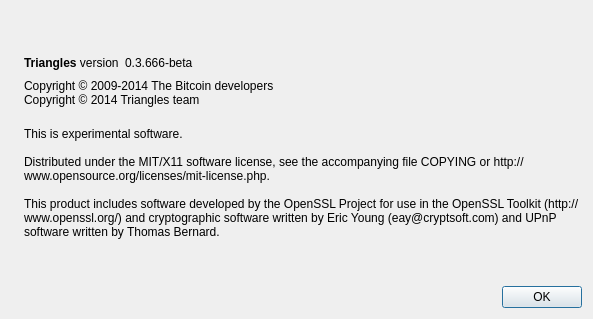
This is src/qt/forms/aboutdialog.ui in wurstgelee/triangles as Qt 5 draws it before an edit. The edited form follows.
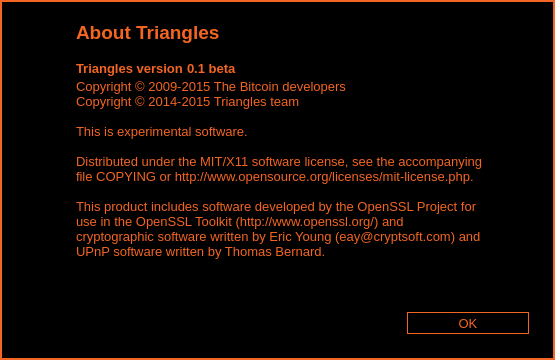
This is the edited form. Icons and pictures are not drawn.

```diff
--- a/src/qt/forms/aboutdialog.ui
+++ b/src/qt/forms/aboutdialog.ui
@@ -6,144 +6,1200 @@
    <rect>
     <x>0</x>
     <y>0</y>
-    <width>593</width>
-    <height>319</height>
+    <width>555</width>
+    <height>360</height>
    </rect>
   </property>
+  <property name="minimumSize">
+   <size>
+    <width>555</width>
+    <height>360</height>
+   </size>
+  </property>
+  <property name="maximumSize">
+   <size>
+    <width>555</width>
+    <height>372</height>
+   </size>
+  </property>
+  <property name="palette">
+   <palette>
+    <active>
+     <colorrole role="WindowText">
+      <brush brushstyle="SolidPattern">
+       <color alpha="255">
+        <red>242</red>
+        <green>101</green>
+        <blue>34</blue>
+       </color>
+      </brush>
+     </colorrole>
+     <colorrole role="Button">
+      <brush brushstyle="SolidPattern">
+       <color alpha="255">
+        <red>0</red>
+        <green>0</green>
+        <blue>0</blue>
+       </color>
+      </brush>
+     </colorrole>
+     <colorrole role="Light">
+      <brush brushstyle="SolidPattern">
+       <color alpha="255">
+        <red>255</red>
+        <green>180</green>
+        <blue>144</blue>
+       </color>
+      </brush>
+     </colorrole>
+     <colorrole role="Midlight">
+      <brush brushstyle="SolidPattern">
+       <color alpha="255">
+        <red>248</red>
+        <green>140</green>
+        <blue>89</blue>
+       </color>
+      </brush>
+     </colorrole>
+     <colorrole role="Dark">
+      <brush brushstyle="SolidPattern">
+       <color alpha="255">
+        <red>121</red>
+        <green>50</green>
+        <blue>17</blue>
+       </color>
+      </brush>
+     </colorrole>
+     <colorrole role="Mid">
+      <brush brushstyle="SolidPattern">
+       <color alpha="255">
+        <red>161</red>
+        <green>67</green>
+        <blue>22</blue>
+       </color>
+      </brush>
+     </colorrole>
+     <colorrole role="Text">
+      <brush brushstyle="SolidPattern">
+       <color alpha="255">
+        <red>0</red>
+        <green>0</green>
+        <blue>0</blue>
+       </color>
+      </brush>
+     </colorrole>
+     <colorrole role="BrightText">
+      <brush brushstyle="SolidPattern">
+       <color alpha="255">
+        <red>255</red>
+        <green>255</green>
+        <blue>255</blue>
+       </color>
+      </brush>
+     </colorrole>
+     <colorrole role="ButtonText">
+      <brush brushstyle="SolidPattern">
+       <color alpha="255">
+        <red>0</red>
+        <green>0</green>
+        <blue>0</blue>
+       </color>
+      </brush>
+     </colorrole>
+     <colorrole role="Base">
+      <brush brushstyle="SolidPattern">
+       <color alpha="255">
+        <red>0</red>
+        <green>0</green>
+        <blue>0</blue>
+       </color>
+      </brush>
+     </colorrole>
+     <colorrole role="Window">
+      <brush brushstyle="SolidPattern">
+       <color alpha="255">
+        <red>0</red>
+        <green>0</green>
+        <blue>0</blue>
+       </color>
+      </brush>
+     </colorrole>
+     <colorrole role="Shadow">
+      <brush brushstyle="SolidPattern">
+       <color alpha="255">
+        <red>0</red>
+        <green>0</green>
+        <blue>0</blue>
+       </color>
+      </brush>
+     </colorrole>
+     <colorrole role="AlternateBase">
+      <brush brushstyle="SolidPattern">
+       <color alpha="255">
+        <red>248</red>
+        <green>178</green>
+        <blue>144</blue>
+       </color>
+      </brush>
+     </colorrole>
+     <colorrole role="ToolTipBase">
+      <brush brushstyle="SolidPattern">
+       <color alpha="255">
+        <red>255</red>
+        <green>255</green>
+        <blue>220</blue>
+       </color>
+      </brush>
+     </colorrole>
+     <colorrole role="ToolTipText">
+      <brush brushstyle="SolidPattern">
+       <color alpha="255">
+        <red>0</red>
+        <green>0</green>
+        <blue>0</blue>
+       </color>
+      </brush>
+     </colorrole>
+    </active>
+    <inactive>
+     <colorrole role="WindowText">
+      <brush brushstyle="SolidPattern">
+       <color alpha="255">
+        <red>242</red>
+        <green>101</green>
+        <blue>34</blue>
+       </color>
+      </brush>
+     </colorrole>
+     <colorrole role="Button">
+      <brush brushstyle="SolidPattern">
+       <color alpha="255">
+        <red>0</red>
+        <green>0</green>
+        <blue>0</blue>
+       </color>
+      </brush>
+     </colorrole>
+     <colorrole role="Light">
+      <brush brushstyle="SolidPattern">
+       <color alpha="255">
+        <red>255</red>
+        <green>180</green>
+        <blue>144</blue>
+       </color>
+      </brush>
+     </colorrole>
+     <colorrole role="Midlight">
+      <brush brushstyle="SolidPattern">
+       <color alpha="255">
+        <red>248</red>
+        <green>140</green>
+        <blue>89</blue>
+       </color>
+      </brush>
+     </colorrole>
+     <colorrole role="Dark">
+      <brush brushstyle="SolidPattern">
+       <color alpha="255">
+        <red>121</red>
+        <green>50</green>
+        <blue>17</blue>
+       </color>
+      </brush>
+     </colorrole>
+     <colorrole role="Mid">
+      <brush brushstyle="SolidPattern">
+       <color alpha="255">
+        <red>161</red>
+        <green>67</green>
+        <blue>22</blue>
+       </color>
+      </brush>
+     </colorrole>
+     <colorrole role="Text">
+      <brush brushstyle="SolidPattern">
+       <color alpha="255">
+        <red>0</red>
+        <green>0</green>
+        <blue>0</blue>
+       </color>
+      </brush>
+     </colorrole>
+     <colorrole role="BrightText">
+      <brush brushstyle="SolidPattern">
+       <color alpha="255">
+        <red>255</red>
+        <green>255</green>
+        <blue>255</blue>
+       </color>
+      </brush>
+     </colorrole>
+     <colorrole role="ButtonText">
+      <brush brushstyle="SolidPattern">
+       <color alpha="255">
+        <red>0</red>
+        <green>0</green>
+        <blue>0</blue>
+       </color>
+      </brush>
+     </colorrole>
+     <colorrole role="Base">
+      <brush brushstyle="SolidPattern">
+       <color alpha="255">
+        <red>0</red>
+        <green>0</green>
+        <blue>0</blue>
+       </color>
+      </brush>
+     </colorrole>
+     <colorrole role="Window">
+      <brush brushstyle="SolidPattern">
+       <color alpha="255">
+        <red>0</red>
+        <green>0</green>
+        <blue>0</blue>
+       </color>
+      </brush>
+     </colorrole>
+     <colorrole role="Shadow">
+      <brush brushstyle="SolidPattern">
+       <color alpha="255">
+        <red>0</red>
+        <green>0</green>
+        <blue>0</blue>
+       </color>
+      </brush>
+     </colorrole>
+     <colorrole role="AlternateBase">
+      <brush brushstyle="SolidPattern">
+       <color alpha="255">
+        <red>248</red>
+        <green>178</green>
+        <blue>144</blue>
+       </color>
+      </brush>
+     </colorrole>
+     <colorrole role="ToolTipBase">
+      <brush brushstyle="SolidPattern">
+       <color alpha="255">
+        <red>255</red>
+        <green>255</green>
+        <blue>220</blue>
+       </color>
+      </brush>
+     </colorrole>
+     <colorrole role="ToolTipText">
+      <brush brushstyle="SolidPattern">
+       <color alpha="255">
+        <red>0</red>
+        <green>0</green>
+        <blue>0</blue>
+       </color>
+      </brush>
+     </colorrole>
+    </inactive>
+    <disabled>
+     <colorrole role="WindowText">
+      <brush brushstyle="SolidPattern">
+       <color alpha="255">
+        <red>121</red>
+        <green>50</green>
+        <blue>17</blue>
+       </color>
+      </brush>
+     </colorrole>
+     <colorrole role="Button">
+      <brush brushstyle="SolidPattern">
+       <color alpha="255">
+        <red>0</red>
+        <green>0</green>
+        <blue>0</blue>
+       </color>
+      </brush>
+     </colorrole>
+     <colorrole role="Light">
+      <brush brushstyle="SolidPattern">
+       <color alpha="255">
+        <red>255</red>
+        <green>180</green>
+        <blue>144</blue>
+       </color>
+      </brush>
+     </colorrole>
+     <colorrole role="Midlight">
+      <brush brushstyle="SolidPattern">
+       <color alpha="255">
+        <red>248</red>
+        <green>140</green>
+        <blue>89</blue>
+       </color>
+      </brush>
+     </colorrole>
+     <colorrole role="Dark">
+      <brush brushstyle="SolidPattern">
+       <color alpha="255">
+        <red>121</red>
+        <green>50</green>
+        <blue>17</blue>
+       </color>
+      </brush>
+     </colorrole>
+     <colorrole role="Mid">
+      <brush brushstyle="SolidPattern">
+       <color alpha="255">
+        <red>161</red>
+        <green>67</green>
+        <blue>22</blue>
+       </color>
+      </brush>
+     </colorrole>
+     <colorrole role="Text">
+      <brush brushstyle="SolidPattern">
+       <color alpha="255">
+        <red>121</red>
+        <green>50</green>
+        <blue>17</blue>
+       </color>
+      </brush>
+     </colorrole>
+     <colorrole role="BrightText">
+      <brush brushstyle="SolidPattern">
+       <color alpha="255">
+        <red>255</red>
+        <green>255</green>
+        <blue>255</blue>
+       </color>
+      </brush>
+     </colorrole>
+     <colorrole role="ButtonText">
+      <brush brushstyle="SolidPattern">
+       <color alpha="255">
+        <red>121</red>
+        <green>50</green>
+        <blue>17</blue>
+       </color>
+      </brush>
+     </colorrole>
+     <colorrole role="Base">
+      <brush brushstyle="SolidPattern">
+       <color alpha="255">
+        <red>0</red>
+        <green>0</green>
+        <blue>0</blue>
+       </color>
+      </brush>
+     </colorrole>
+     <colorrole role="Window">
+      <brush brushstyle="SolidPattern">
+       <color alpha="255">
+        <red>0</red>
+        <green>0</green>
+        <blue>0</blue>
+       </color>
+      </brush>
+     </colorrole>
+     <colorrole role="Shadow">
+      <brush brushstyle="SolidPattern">
+       <color alpha="255">
+        <red>0</red>
+        <green>0</green>
+        <blue>0</blue>
+       </color>
+      </brush>
+     </colorrole>
+     <colorrole role="AlternateBase">
+      <brush brushstyle="SolidPattern">
+       <color alpha="255">
+        <red>242</red>
+        <green>101</green>
+        <blue>34</blue>
+       </color>
+      </brush>
+     </colorrole>
+     <colorrole role="ToolTipBase">
+      <brush brushstyle="SolidPattern">
+       <color alpha="255">
+        <red>255</red>
+        <green>255</green>
+        <blue>220</blue>
+       </color>
+      </brush>
+     </colorrole>
+     <colorrole role="ToolTipText">
+      <brush brushstyle="SolidPattern">
+       <color alpha="255">
+        <red>0</red>
+        <green>0</green>
+        <blue>0</blue>
+       </color>
+      </brush>
+     </colorrole>
+    </disabled>
+   </palette>
+  </property>
   <property name="windowTitle">
    <string>About Triangles</string>
   </property>
-  <layout class="QHBoxLayout" name="horizontalLayout_2">
+  <property name="styleSheet">
+   <string notr="true">QLabel {
+	color: #f26522;
+}
+
+QDialog {
+	background-color: #000;
+	border: 2px solid #f26522;
+}
+
+</string>
+  </property>
+  <layout class="QVBoxLayout" name="verticalLayout_2">
+   <property name="spacing">
+    <number>0</number>
+   </property>
+   <property name="leftMargin">
+    <number>6</number>
+   </property>
+   <property name="topMargin">
+    <number>6</number>
+   </property>
+   <property name="rightMargin">
+    <number>6</number>
+   </property>
+   <property name="bottomMargin">
+    <number>6</number>
+   </property>
    <item>
-    <widget class="QLabel" name="label_4">
-     <property name="sizePolicy">
-      <sizepolicy hsizetype="Preferred" vsizetype="Ignored">
-       <horstretch>0</horstretch>
-       <verstretch>0</verstretch>
-      </sizepolicy>
+    <widget class="QFrame" name="frame">
+     <property name="styleSheet">
+      <string notr="true">#frame {
+	background-color: #000;
+    border-style: 2 px solid #f26522;
+}</string>
      </property>
-     <property name="pixmap">
-      <pixmap resource="../triangles.qrc">:/images/about</pixmap>
+     <property name="frameShape">
+      <enum>QFrame::StyledPanel</enum>
      </property>
-    </widget>
-   </item>
-   <item>
-    <layout class="QVBoxLayout" name="verticalLayout_2">
-     <item>
-      <spacer name="verticalSpacer_2">
-       <property name="orientation">
-        <enum>Qt::Vertical</enum>
-       </property>
-       <property name="sizeHint" stdset="0">
-        <size>
-         <width>20</width>
-         <height>40</height>
-        </size>
-       </property>
-      </spacer>
-     </item>
-     <item>
-      <layout class="QHBoxLayout" name="horizontalLayout">
-       <item>
-        <widget class="QLabel" name="label">
-         <property name="cursor">
-          <cursorShape>IBeamCursor</cursorShape>
-         </property>
-         <property name="text">
-          <string>&lt;b&gt;Triangles&lt;/b&gt; version</string>
-         </property>
-         <property name="textInteractionFlags">
-          <set>Qt::LinksAccessibleByMouse|Qt::TextSelectableByKeyboard|Qt::TextSelectableByMouse</set>
-         </property>
-        </widget>
-       </item>
-       <item>
-        <widget class="QLabel" name="versionLabel">
-         <property name="cursor">
-          <cursorShape>IBeamCursor</cursorShape>
-         </property>
-         <property name="text">
-          <string notr="true">0.3.666-beta</string>
-         </property>
-         <property name="textInteractionFlags">
-          <set>Qt::LinksAccessibleByMouse|Qt::TextSelectableByKeyboard|Qt::TextSelectableByMouse</set>
-         </property>
-        </widget>
-       </item>
-       <item>
-        <spacer name="horizontalSpacer">
-         <property name="orientation">
-          <enum>Qt::Horizontal</enum>
-         </property>
-         <property name="sizeHint" stdset="0">
-          <size>
-           <width>40</width>
-           <height>20</height>
-          </size>
-         </property>
-        </spacer>
-       </item>
-      </layout>
-     </item>
-     <item>
-      <widget class="QLabel" name="copyrightLabel">
-       <property name="cursor">
-        <cursorShape>IBeamCursor</cursorShape>
-       </property>
-       <property name="text">
-        <string>Copyright © 2009-2014 The Bitcoin developers
-Copyright © 2014 Triangles team</string>
-       </property>
-       <property name="textInteractionFlags">
-        <set>Qt::LinksAccessibleByMouse|Qt::TextSelectableByKeyboard|Qt::TextSelectableByMouse</set>
-       </property>
-      </widget>
-     </item>
-     <item>
-      <widget class="QLabel" name="label_2">
-       <property name="cursor">
-        <cursorShape>IBeamCursor</cursorShape>
-       </property>
-       <property name="text">
-        <string>
+     <property name="frameShadow">
+      <enum>QFrame::Raised</enum>
+     </property>
+     <layout class="QVBoxLayout" name="verticalLayout">
+      <property name="spacing">
+       <number>0</number>
+      </property>
+      <property name="leftMargin">
+       <number>0</number>
+      </property>
+      <property name="topMargin">
+       <number>0</number>
+      </property>
+      <property name="rightMargin">
+       <number>0</number>
+      </property>
+      <property name="bottomMargin">
+       <number>0</number>
+      </property>
+      <item>
+       <widget class="QWidget" name="wCaption" native="true">
+        <property name="minimumSize">
+         <size>
+          <width>0</width>
+          <height>38</height>
+         </size>
+        </property>
+        <property name="maximumSize">
+         <size>
+          <width>16777215</width>
+          <height>35</height>
+         </size>
+        </property>
+        <property name="styleSheet">
+         <string notr="true">#wCaption {
+	background-color: #000;
+}</string>
+        </property>
+        <property name="is_header" stdset="0">
+         <bool>true</bool>
+        </property>
+        <layout class="QHBoxLayout" name="horizontalLayout_3">
+         <item>
+          <widget class="QLabel" name="lbTitleIcon">
+           <property name="sizePolicy">
+            <sizepolicy hsizetype="Preferred" vsizetype="Preferred">
+             <horstretch>0</horstretch>
+             <verstretch>0</verstretch>
+            </sizepolicy>
+           </property>
+           <property name="minimumSize">
+            <size>
+             <width>30</width>
+             <height>30</height>
+            </size>
+           </property>
+           <property name="maximumSize">
+            <size>
+             <width>30</width>
+             <height>30</height>
+            </size>
+           </property>
+           <property name="text">
+            <string/>
+           </property>
+           <property name="pixmap">
+            <pixmap resource="../triangles.qrc">:/icons/toolbar</pixmap>
+           </property>
+          </widget>
+         </item>
+         <item>
+          <spacer name="horizontalSpacer_224">
+           <property name="orientation">
+            <enum>Qt::Horizontal</enum>
+           </property>
+           <property name="sizeType">
+            <enum>QSizePolicy::Fixed</enum>
+           </property>
+           <property name="sizeHint" stdset="0">
+            <size>
+             <width>25</width>
+             <height>14</height>
+            </size>
+           </property>
+          </spacer>
+         </item>
+         <item>
+          <widget class="QLabel" name="label_aboutTriangles">
+           <property name="minimumSize">
+            <size>
+             <width>400</width>
+             <height>32</height>
+            </size>
+           </property>
+           <property name="baseSize">
+            <size>
+             <width>409</width>
+             <height>36</height>
+            </size>
+           </property>
+           <property name="font">
+            <font>
+             <pointsize>14</pointsize>
+             <weight>75</weight>
+             <bold>true</bold>
+             <stylestrategy>PreferAntialias</stylestrategy>
+            </font>
+           </property>
+           <property name="lineWidth">
+            <number>2</number>
+           </property>
+           <property name="text">
+            <string>About Triangles</string>
+           </property>
+          </widget>
+         </item>
+         <item>
+          <spacer name="horizontalSpacer_223">
+           <property name="orientation">
+            <enum>Qt::Horizontal</enum>
+           </property>
+           <property name="sizeType">
+            <enum>QSizePolicy::Fixed</enum>
+           </property>
+           <property name="sizeHint" stdset="0">
+            <size>
+             <width>10</width>
+             <height>14</height>
+            </size>
+           </property>
+          </spacer>
+         </item>
+         <item>
+          <widget class="QPushButton" name="bClose">
+           <property name="minimumSize">
+            <size>
+             <width>30</width>
+             <height>30</height>
+            </size>
+           </property>
+           <property name="maximumSize">
+            <size>
+             <width>30</width>
+             <height>30</height>
+            </size>
+           </property>
+           <property name="styleSheet">
+            <string notr="true">QPushButton {	
+	image: url(:/icons/close_normal);
+	border: 0px solid gray;
+}
+
+QPushButton:pressed:flat {
+	image: url(:/icons/close_normal);
+}
+
+QPushButton:hover {
+	image: url(:/icons/close_hover);
+}</string>
+           </property>
+           <property name="text">
+            <string notr="true"/>
+           </property>
+           <property name="flat">
+            <bool>true</bool>
+           </property>
+          </widget>
+         </item>
+        </layout>
+       </widget>
+      </item>
+      <item>
+       <spacer name="verticalSpacer">
+        <property name="orientation">
+         <enum>Qt::Vertical</enum>
+        </property>
+        <property name="sizeType">
+         <enum>QSizePolicy::Fixed</enum>
+        </property>
+        <property name="sizeHint" stdset="0">
+         <size>
+          <width>20</width>
+          <height>15</height>
+         </size>
+        </property>
+       </spacer>
+      </item>
+      <item>
+       <layout class="QHBoxLayout" name="horizontalLayout_2">
+        <item>
+         <spacer name="horizontalSpacer5">
+          <property name="orientation">
+           <enum>Qt::Horizontal</enum>
+          </property>
+          <property name="sizeType">
+           <enum>QSizePolicy::Fixed</enum>
+          </property>
+          <property name="sizeHint" stdset="0">
+           <size>
+            <width>70</width>
+            <height>20</height>
+           </size>
+          </property>
+         </spacer>
+        </item>
+        <item>
+         <layout class="QHBoxLayout" name="horizontalLayout">
+          <item>
+           <widget class="QLabel" name="label">
+            <property name="font">
+             <font>
+              <pointsize>10</pointsize>
+              <weight>75</weight>
+              <bold>true</bold>
+             </font>
+            </property>
+            <property name="cursor">
+             <cursorShape>IBeamCursor</cursorShape>
+            </property>
+            <property name="text">
+             <string>&lt;b&gt;Triangles&lt;/b&gt; version</string>
+            </property>
+            <property name="textInteractionFlags">
+             <set>Qt::LinksAccessibleByMouse|Qt::TextSelectableByKeyboard|Qt::TextSelectableByMouse</set>
+            </property>
+           </widget>
+          </item>
+          <item>
+           <spacer name="horizontalSpacer_6">
+            <property name="orientation">
+             <enum>Qt::Horizontal</enum>
+            </property>
+            <property name="sizeType">
+             <enum>QSizePolicy::Fixed</enum>
+            </property>
+            <property name="sizeHint" stdset="0">
+             <size>
+              <width>4</width>
+              <height>20</height>
+             </size>
+            </property>
+           </spacer>
+          </item>
+          <item>
+           <widget class="QLabel" name="versionLabel">
+            <property name="font">
+             <font>
+              <pointsize>10</pointsize>
+              <weight>75</weight>
+              <bold>true</bold>
+             </font>
+            </property>
+            <property name="cursor">
+             <cursorShape>IBeamCursor</cursorShape>
+            </property>
+            <property name="text">
+             <string notr="true">0.1 beta</string>
+            </property>
+            <property name="textInteractionFlags">
+             <set>Qt::LinksAccessibleByMouse|Qt::TextSelectableByKeyboard|Qt::TextSelectableByMouse</set>
+            </property>
+           </widget>
+          </item>
+          <item>
+           <spacer name="horizontalSpacer_5">
+            <property name="orientation">
+             <enum>Qt::Horizontal</enum>
+            </property>
+            <property name="sizeHint" stdset="0">
+             <size>
+              <width>40</width>
+              <height>20</height>
+             </size>
+            </property>
+           </spacer>
+          </item>
+         </layout>
+        </item>
+        <item>
+         <spacer name="horizontalSpacer_2">
+          <property name="orientation">
+           <enum>Qt::Horizontal</enum>
+          </property>
+          <property name="sizeType">
+           <enum>QSizePolicy::Fixed</enum>
+          </property>
+          <property name="sizeHint" stdset="0">
+           <size>
+            <width>65</width>
+            <height>20</height>
+           </size>
+          </property>
+         </spacer>
+        </item>
+       </layout>
+      </item>
+      <item>
+       <layout class="QHBoxLayout" name="horizontalLayout_222">
+        <item>
+         <spacer name="horizontalSpacer555">
+          <property name="orientation">
+           <enum>Qt::Horizontal</enum>
+          </property>
+          <property name="sizeType">
+           <enum>QSizePolicy::Fixed</enum>
+          </property>
+          <property name="sizeHint" stdset="0">
+           <size>
+            <width>70</width>
+            <height>20</height>
+           </size>
+          </property>
+         </spacer>
+        </item>
+        <item>
+         <layout class="QHBoxLayout" name="horizontalLayout_cop2">
+          <item>
+           <widget class="QLabel" name="copyrightLabel">
+            <property name="font">
+             <font>
+              <pointsize>10</pointsize>
+              <weight>50</weight>
+              <bold>false</bold>
+             </font>
+            </property>
+            <property name="cursor">
+             <cursorShape>IBeamCursor</cursorShape>
+            </property>
+            <property name="text">
+             <string notr="true">&lt;html&gt;&lt;head/&gt;&lt;body&gt;&lt;p&gt;Copyright © 2009-2015 The Bitcoin developers&lt;br/&gt;Copyright © 2014-2015 Triangles team&lt;/p&gt;&lt;/body&gt;&lt;/html&gt;</string>
+            </property>
+            <property name="textFormat">
+             <enum>Qt::RichText</enum>
+            </property>
+            <property name="textInteractionFlags">
+             <set>Qt::LinksAccessibleByMouse|Qt::TextSelectableByKeyboard|Qt::TextSelectableByMouse</set>
+            </property>
+           </widget>
+          </item>
+         </layout>
+        </item>
+        <item>
+         <spacer name="horizontalSpacer_222">
+          <property name="orientation">
+           <enum>Qt::Horizontal</enum>
+          </property>
+          <property name="sizeType">
+           <enum>QSizePolicy::Fixed</enum>
+          </property>
+          <property name="sizeHint" stdset="0">
+           <size>
+            <width>65</width>
+            <height>20</height>
+           </size>
+          </property>
+         </spacer>
+        </item>
+       </layout>
+      </item>
+      <item>
+       <layout class="QHBoxLayout" name="horizontalLayout_23">
+        <item>
+         <spacer name="horizontalSpacer56">
+          <property name="orientation">
+           <enum>Qt::Horizontal</enum>
+          </property>
+          <property name="sizeType">
+           <enum>QSizePolicy::Fixed</enum>
+          </property>
+          <property name="sizeHint" stdset="0">
+           <size>
+            <width>70</width>
+            <height>20</height>
+           </size>
+          </property>
+         </spacer>
+        </item>
+        <item>
+         <widget class="QLabel" name="label_2">
+          <property name="font">
+           <font>
+            <pointsize>10</pointsize>
+            <weight>50</weight>
+            <bold>false</bold>
+           </font>
+          </property>
+          <property name="cursor">
+           <cursorShape>IBeamCursor</cursorShape>
+          </property>
+          <property name="text">
+           <string>
 This is experimental software.
 
 Distributed under the MIT/X11 software license, see the accompanying file COPYING or http://www.opensource.org/licenses/mit-license.php.
 
 This product includes software developed by the OpenSSL Project for use in the OpenSSL Toolkit (http://www.openssl.org/) and cryptographic software written by Eric Young (eay@cryptsoft.com) and UPnP software written by Thomas Bernard.</string>
-       </property>
-       <property name="wordWrap">
-        <bool>true</bool>
-       </property>
-       <property name="textInteractionFlags">
-        <set>Qt::LinksAccessibleByMouse|Qt::TextSelectableByKeyboard|Qt::TextSelectableByMouse</set>
-       </property>
-      </widget>
-     </item>
-     <item>
-      <spacer name="verticalSpacer">
-       <property name="orientation">
-        <enum>Qt::Vertical</enum>
-       </property>
-       <property name="sizeHint" stdset="0">
-        <size>
-         <width>20</width>
-         <height>40</height>
-        </size>
-       </property>
-      </spacer>
-     </item>
-     <item>
-      <widget class="QDialogButtonBox" name="buttonBox">
-       <property name="orientation">
-        <enum>Qt::Horizontal</enum>
-       </property>
-       <property name="standardButtons">
-        <set>QDialogButtonBox::Ok</set>
-       </property>
-      </widget>
-     </item>
-    </layout>
+          </property>
+          <property name="wordWrap">
+           <bool>true</bool>
+          </property>
+          <property name="textInteractionFlags">
+           <set>Qt::LinksAccessibleByMouse|Qt::TextSelectableByKeyboard|Qt::TextSelectableByMouse</set>
+          </property>
+         </widget>
+        </item>
+        <item>
+         <spacer name="horizontalSpacer_23">
+          <property name="orientation">
+           <enum>Qt::Horizontal</enum>
+          </property>
+          <property name="sizeType">
+           <enum>QSizePolicy::Fixed</enum>
+          </property>
+          <property name="sizeHint" stdset="0">
+           <size>
+            <width>65</width>
+            <height>20</height>
+           </size>
+          </property>
+         </spacer>
+        </item>
+       </layout>
+      </item>
+      <item>
+       <spacer name="verticalSpacer_3">
+        <property name="orientation">
+         <enum>Qt::Vertical</enum>
+        </property>
+        <property name="sizeType">
+         <enum>QSizePolicy::Expanding</enum>
+        </property>
+        <property name="sizeHint" stdset="0">
+         <size>
+          <width>20</width>
+          <height>20</height>
+         </size>
+        </property>
+       </spacer>
+      </item>
+      <item>
+       <widget class="QWidget" name="wAcceptHolder" native="true">
+        <property name="minimumSize">
+         <size>
+          <width>0</width>
+          <height>20</height>
+         </size>
+        </property>
+        <layout class="QHBoxLayout" name="horizontalLayout">
+         <property name="spacing">
+          <number>0</number>
+         </property>
+         <property name="leftMargin">
+          <number>0</number>
+         </property>
+         <property name="topMargin">
+          <number>0</number>
+         </property>
+         <property name="rightMargin">
+          <number>0</number>
+         </property>
+         <property name="bottomMargin">
+          <number>0</number>
+         </property>
+         <item>
+          <spacer name="horizontalSpacer_3">
+           <property name="orientation">
+            <enum>Qt::Horizontal</enum>
+           </property>
+           <property name="sizeHint" stdset="0">
+            <size>
+             <width>40</width>
+             <height>20</height>
+            </size>
+           </property>
+          </spacer>
+         </item>
+         <item>
+          <widget class="QPushButton" name="bAccept">
+           <property name="palette">
+            <palette>
+             <active>
+              <colorrole role="WindowText">
+               <brush brushstyle="SolidPattern">
+                <color alpha="255">
+                 <red>242</red>
+                 <green>101</green>
+                 <blue>34</blue>
+                </color>
+               </brush>
+              </colorrole>
+              <colorrole role="Button">
+               <brush brushstyle="SolidPattern">
+                <color alpha="255">
+                 <red>0</red>
+                 <green>0</green>
+                 <blue>0</blue>
+                </color>
+               </brush>
+              </colorrole>
+              <colorrole role="Text">
+               <brush brushstyle="SolidPattern">
+                <color alpha="255">
+                 <red>242</red>
+                 <green>101</green>
+                 <blue>34</blue>
+                </color>
+               </brush>
+              </colorrole>
+              <colorrole role="ButtonText">
+               <brush brushstyle="SolidPattern">
+                <color alpha="255">
+                 <red>242</red>
+                 <green>101</green>
+                 <blue>34</blue>
+                </color>
+               </brush>
+              </colorrole>
+              <colorrole role="Base">
+               <brush brushstyle="SolidPattern">
+                <color alpha="255">
+                 <red>0</red>
+                 <green>0</green>
+                 <blue>0</blue>
+                </color>
+               </brush>
+              </colorrole>
+              <colorrole role="Window">
+               <brush brushstyle="SolidPattern">
+                <color alpha="255">
+                 <red>0</red>
+                 <green>0</green>
+                 <blue>0</blue>
+                </color>
+               </brush>
+              </colorrole>
+             </active>
+             <inactive>
+              <colorrole role="WindowText">
+               <brush brushstyle="SolidPattern">
+                <color alpha="255">
+                 <red>242</red>
+                 <green>101</green>
+                 <blue>34</blue>
+                </color>
+               </brush>
+              </colorrole>
+              <colorrole role="Button">
+               <brush brushstyle="SolidPattern">
+                <color alpha="255">
+                 <red>0</red>
+                 <green>0</green>
+                 <blue>0</blue>
+                </color>
+               </brush>
+              </colorrole>
+              <colorrole role="Text">
+               <brush brushstyle="SolidPattern">
+                <color alpha="255">
+                 <red>242</red>
+                 <green>101</green>
+                 <blue>34</blue>
+                </color>
+               </brush>
+              </colorrole>
+              <colorrole role="ButtonText">
+               <brush brushstyle="SolidPattern">
+                <color alpha="255">
+                 <red>242</red>
+                 <green>101</green>
+                 <blue>34</blue>
+                </color>
+               </brush>
+              </colorrole>
+              <colorrole role="Base">
+               <brush brushstyle="SolidPattern">
+                <color alpha="255">
+                 <red>0</red>
+                 <green>0</green>
+                 <blue>0</blue>
+                </color>
+               </brush>
+              </colorrole>
+              <colorrole role="Window">
+               <brush brushstyle="SolidPattern">
+                <color alpha="255">
+                 <red>0</red>
+                 <green>0</green>
+                 <blue>0</blue>
+                </color>
+               </brush>
+              </colorrole>
+             </inactive>
+             <disabled>
+              <colorrole role="WindowText">
+               <brush brushstyle="SolidPattern">
+                <color alpha="255">
+                 <red>242</red>
+                 <green>101</green>
+                 <blue>34</blue>
+                </color>
+               </brush>
+              </colorrole>
+              <colorrole role="Button">
+               <brush brushstyle="SolidPattern">
+                <color alpha="255">
+                 <red>0</red>
+                 <green>0</green>
+                 <blue>0</blue>
+                </color>
+               </brush>
+              </colorrole>
+              <colorrole role="Text">
+               <brush brushstyle="SolidPattern">
+                <color alpha="255">
+                 <red>242</red>
+                 <green>101</green>
+                 <blue>34</blue>
+                </color>
+               </brush>
+              </colorrole>
+              <colorrole role="ButtonText">
+               <brush brushstyle="SolidPattern">
+                <color alpha="255">
+                 <red>242</red>
+                 <green>101</green>
+                 <blue>34</blue>
+                </color>
+               </brush>
+              </colorrole>
+              <colorrole role="Base">
+               <brush brushstyle="SolidPattern">
+                <color alpha="255">
+                 <red>0</red>
+                 <green>0</green>
+                 <blue>0</blue>
+                </color>
+               </brush>
+              </colorrole>
+              <colorrole role="Window">
+               <brush brushstyle="SolidPattern">
+                <color alpha="255">
+                 <red>0</red>
+                 <green>0</green>
+                 <blue>0</blue>
+                </color>
+               </brush>
+              </colorrole>
+             </disabled>
+            </palette>
+           </property>
+           <property name="font">
+            <font>
+             <pointsize>10</pointsize>
+             <stylestrategy>PreferAntialias</stylestrategy>
+            </font>
+           </property>
+           <property name="styleSheet">
+            <string notr="true">QPushButton {
+	background-color: #000;
+	color: #f26522;
+	border: 1px solid #f26522;
+	max-height: 20px;
+	min-height: 20px;
+	max-width: 120px;
+	min-width: 120px;
+}
+
+QPushButton:hover {
+	background-color: #61280E;
+}
+
+QPushButton:pressed:flat {
+	color: #000;
+	background-color: #f26522;
+}</string>
+           </property>
+           <property name="text">
+            <string>OK</string>
+           </property>
+           <property name="flat">
+            <bool>true</bool>
+           </property>
+          </widget>
+         </item>
+         <item>
+          <spacer name="horizontalSpacer_4">
+           <property name="orientation">
+            <enum>Qt::Horizontal</enum>
+           </property>
+           <property name="sizeType">
+            <enum>QSizePolicy::Fixed</enum>
+           </property>
+           <property name="sizeHint" stdset="0">
+            <size>
+             <width>20</width>
+             <height>20</height>
+            </size>
+           </property>
+          </spacer>
+         </item>
+        </layout>
+       </widget>
+      </item>
+      <item>
+       <spacer name="verticalSpacer_2">
+        <property name="orientation">
+         <enum>Qt::Vertical</enum>
+        </property>
+        <property name="sizeType">
+         <enum>QSizePolicy::Fixed</enum>
+        </property>
+        <property name="sizeHint" stdset="0">
+         <size>
+          <width>20</width>
+          <height>20</height>
+         </size>
+        </property>
+       </spacer>
+      </item>
+     </layout>
+    </widget>
    </item>
   </layout>
  </widget>
```
Left out of the diff: 26 changed lines with no effect on the pictures.
